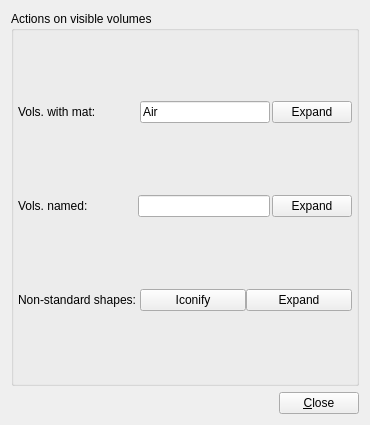
This is VP1GeometrySystems/src/settings_misc_form.ui in efemberg11/GeoModel_rmakhman as Qt 5 draws it before an edit. The edited form follows.
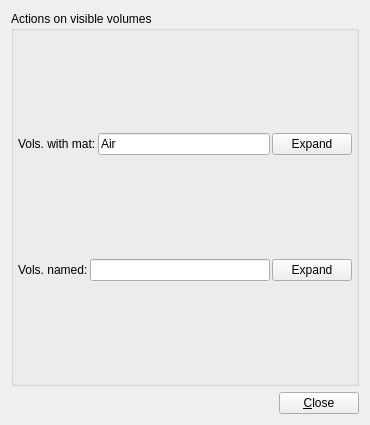
This is the edited form.

```diff
--- a/VP1GeometrySystems/src/settings_misc_form.ui
+++ b/VP1GeometrySystems/src/settings_misc_form.ui
@@ -95,40 +95,6 @@
         </property>
        </widget>
       </item>
-      <item row="2" column="0">
-       <widget class="QLabel" name="label">
-        <property name="toolTip">
-         <string>Actions on all shapes with 3D representations that are not standard VRML. Useful if you intend to dump the scene to a portable file.</string>
-        </property>
-        <property name="text">
-         <string>Non-standard shapes:</string>
-        </property>
-       </widget>
-      </item>
-      <item row="2" column="2" colspan="2">
-       <layout class="QHBoxLayout" name="horizontalLayout">
-        <item>
-         <widget class="QPushButton" name="pushButton_nonStandardShapes_Iconify">
-          <property name="toolTip">
-           <string>Actions on all shapes with 3D representations that are not standard VRML. Useful if you intend to dump the scene to a portable file.</string>
-          </property>
-          <property name="text">
-           <string>Iconify</string>
-          </property>
-         </widget>
-        </item>
-        <item>
-         <widget class="QPushButton" name="pushButton_nonStandardShapes_Expand">
-          <property name="toolTip">
-           <string>Actions on all shapes with 3D representations that are not standard VRML. Useful if you intend to dump the scene to a portable file.</string>
-          </property>
-          <property name="text">
-           <string>Expand</string>
-          </property>
-         </widget>
-        </item>
-       </layout>
-      </item>
      </layout>
     </widget>
    </item>
```
Left out of the diff: 34 changed lines with no effect on the pictures.
